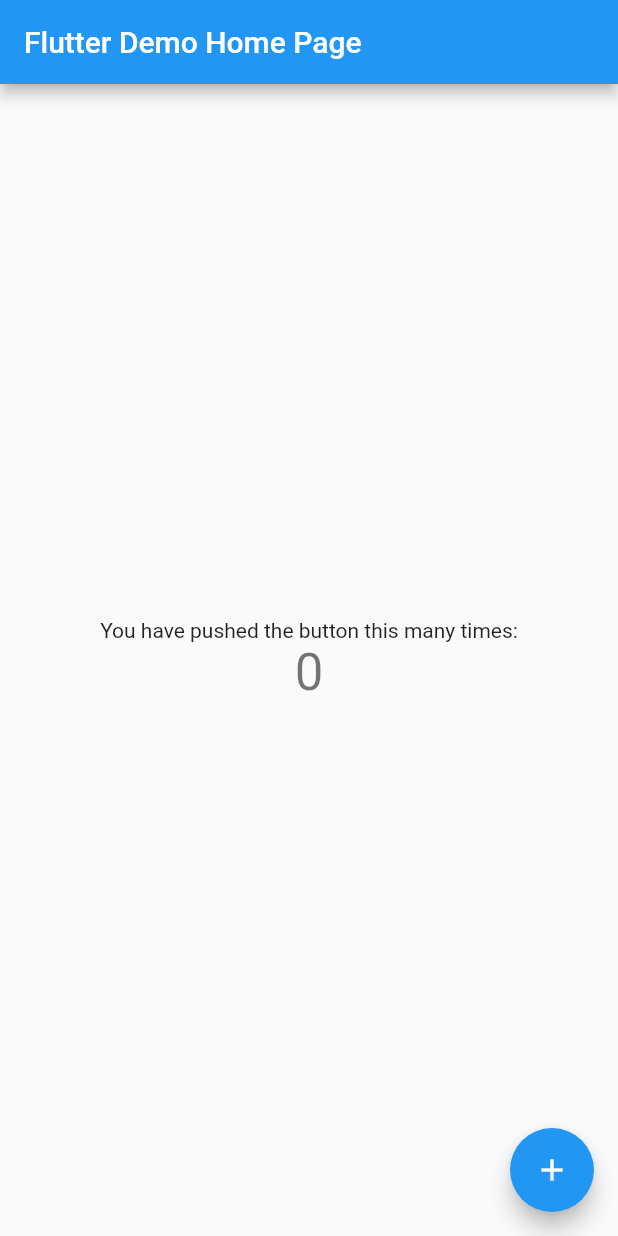
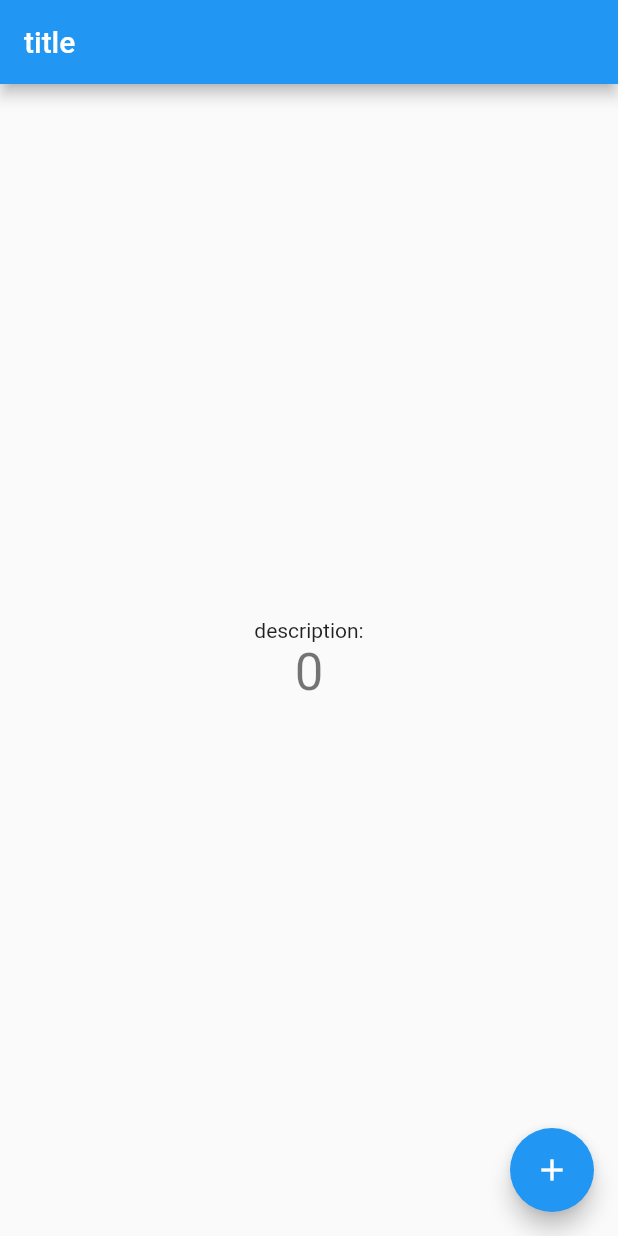
Before and after one commit to mgufrone/flutter-translation, a Flutter app: the screen it shows after launch, on a phone screen of 412 x 824 dp. Run offline on Flutter 3.47's test engine with Material 2 defaults, Android fonts, the phone set to English and light mode, and no system bars; our stand-ins replace yaml.

Commit message:
translation project

```diff
--- a/lib/main.dart
+++ b/lib/main.dart
@@ -1,4 +1,5 @@
 import 'package:flutter/material.dart';
+import 'package:translation/translate.dart';
 
 void main() => runApp(MyApp());
 
@@ -6,6 +7,7 @@ class MyApp extends StatelessWidget {
   // This widget is the root of your application.
   @override
   Widget build(BuildContext context) {
+    Translate.instance.setLanguage('id');
     return MaterialApp(
       title: 'Flutter Demo',
       theme: ThemeData(
@@ -20,7 +22,7 @@ class MyApp extends StatelessWidget {
         // is not restarted.
         primarySwatch: Colors.blue,
       ),
-      home: MyHomePage(title: 'Flutter Demo Home Page'),
+      home: MyHomePage(title: translate('title')),
     );
   }
 }
@@ -92,7 +94,7 @@ class _MyHomePageState extends State<MyHomePage> {
           mainAxisAlignment: MainAxisAlignment.center,
           children: <Widget>[
             Text(
-              'You have pushed the button this many times:',
+              '${translate('description')}:',
             ),
             Text(
               '$_counter',
--- /dev/null
+++ b/lib/translate.dart
@@ -0,0 +1,25 @@
+import 'dart:async';
+import 'package:flutter/services.dart';
+import 'package:yaml/yaml.dart';
+
+class Translate {
+  static Translate instance = Translate._internal();
+  Translate._internal();
+
+  YamlMap currentLanguage;
+  setLanguage(String language) async {
+    String yamlContent = await rootBundle.loadString("locales/$language.yaml");
+    currentLanguage = loadYaml(yamlContent);
+  }
+
+  String translate(String key) {
+    if (currentLanguage == null || !currentLanguage.keys.contains(key)) {
+      return key;
+    }
+    return currentLanguage[key];
+  }
+}
+
+String translate(String key) {
+  return Translate.instance.translate(key);
+}
--- /dev/null
+++ b/locales/en.yaml
@@ -0,0 +1,2 @@
+title: Flutter Demo Home Page
+description: You have pushed the button this many times
--- /dev/null
+++ b/locales/id.yaml
@@ -0,0 +1,2 @@
+title: Halaman Demo Flutter
+description: Kamu sudah menekan tombol ini sebanyak
--- a/pubspec.yaml
+++ b/pubspec.yaml
@@ -27,6 +27,7 @@ dependencies:
 dev_dependencies:
   flutter_test:
     sdk: flutter
+  yaml: 2.1.15
 
 
 # For information on the generic Dart part of this file, see the
@@ -39,6 +40,8 @@ flutter:
   # included with your application, so that you can use the icons in
   # the material Icons class.
   uses-material-design: true
+  assets:
+    - locales/
 
   # To add assets to your application, add an assets section, like this:
   # assets:
```
Also changed, not shown: pubspec.lock, 1 other file.
